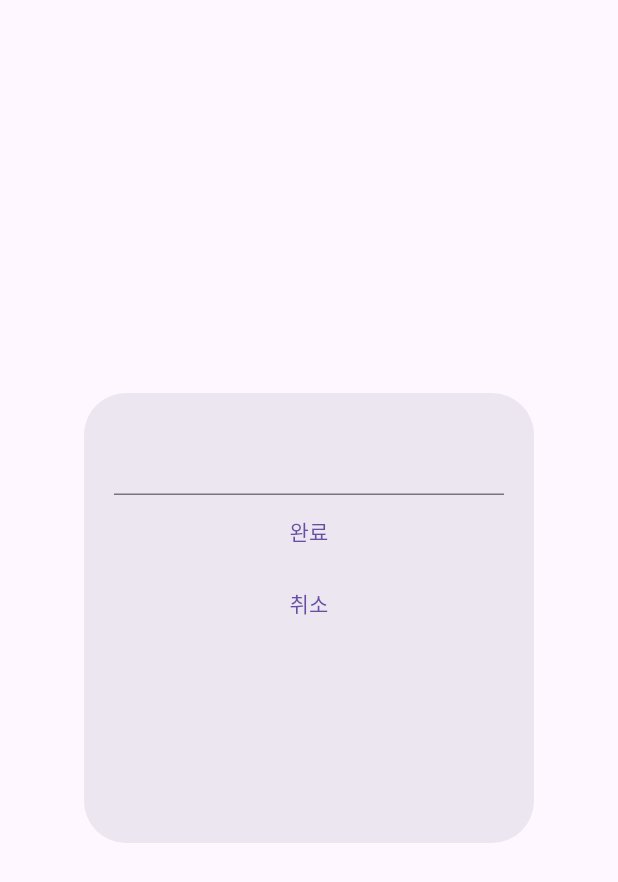
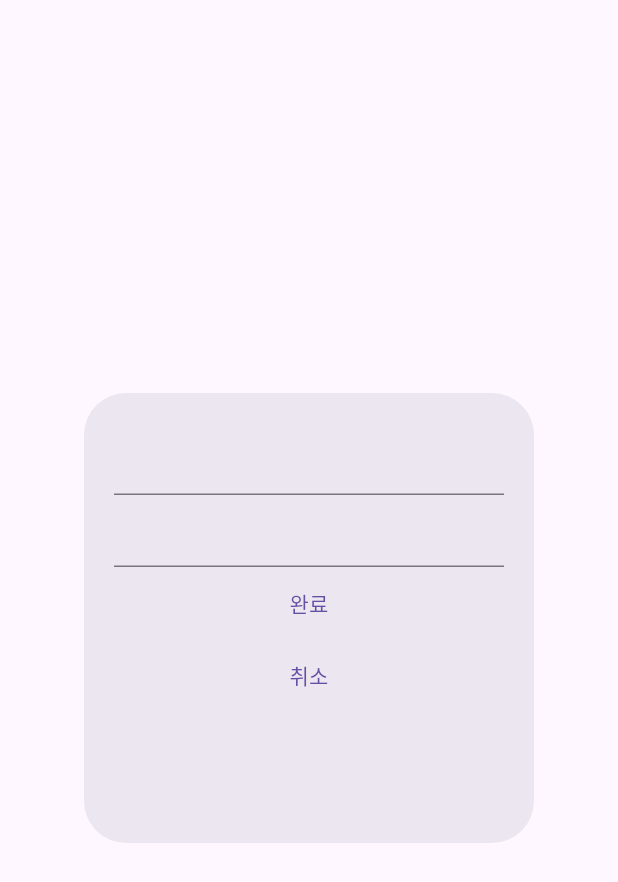
Before and after one commit to myungkeun02/flutter_practice, a Flutter app: the DialogUI widget shown alone on an empty page, opened directly, after a tap on "완료", on a phone screen of 412 x 824 dp. Shown: the top 882 px of the screen. Run offline on Flutter 3.47's test engine with Material 3 defaults, Android fonts, the phone set to English and light mode, and no system bars.

```diff
--- a/lib/main.dart
+++ b/lib/main.dart
@@ -1,4 +1,5 @@
 import 'package:flutter/material.dart';
+import 'package:flutter/services.dart';
 
 void main() {
   runApp(
@@ -20,6 +21,7 @@ class _MyAppState extends State<MyApp> {
 
   var total = 3;
   var names = ["김영숙", "최명근", "피자집"];
+  var phoneNumbers = ["01012341234", '01050023568', '01033333333'];
   var likes = [0,0,0];
 
   addOne() {
@@ -28,9 +30,10 @@ class _MyAppState extends State<MyApp> {
     });
   }
 
-  addName(name) {
+  addContact(name, phoneNumber) {
     setState(() {
       names.add(name);
+      phoneNumbers.add(phoneNumber);
     });
   }
 
@@ -46,13 +49,30 @@ class _MyAppState extends State<MyApp> {
           return ListTile(
             leading: Icon(Icons.account_circle),
             title: Text(names[i]),
+            subtitle: Text(phoneNumbers[i]),
+            trailing: ElevatedButton(
+              onPressed: (){
+                setState(() { // 상태 변경 알림
+                  names.removeAt(i);
+                  phoneNumbers.removeAt(i);// 인덱스를 기반으로 삭제
+                });
+              },
+              child: Text('삭제'),
+            ),
           );
           },
+      ),
+      bottomNavigationBar: BottomAppBar(
+        child: ElevatedButton(onPressed: (){
+          setState(() {
+            names.sort();
+          });
+        }, child: Text("정렬")),
       ),
       floatingActionButton: FloatingActionButton(
         onPressed: () {
           showDialog(context: context, builder: (context){
-            return DialogUI(addOne : addOne, addName: addName,);
+            return DialogUI(addOne : addOne, addContact: addContact,);
           });
         },
       ),
@@ -61,12 +81,12 @@ class _MyAppState extends State<MyApp> {
 }
 
 class DialogUI extends StatelessWidget {
-  DialogUI({super.key, this.addOne, this.addName});
+  DialogUI({super.key, this.addOne, this.addContact});
 
   final addOne;
-  final addName;
-  var inputData = '';
-
+  final addContact;
+  var name = TextEditingController();
+  var phoneNumber = TextEditingController();
 
   @override
   Widget build(BuildContext context) {
@@ -78,15 +98,18 @@ class DialogUI extends StatelessWidget {
         child: Column(
           children: [
             TextField(
-              onChanged: (text) {
-                  inputData = text;
-              },
+              controller: name,
+            ),
+            TextField(
+              controller: phoneNumber,
             ),
             TextButton(
                 onPressed: (){
                   addOne();
-                  addName(inputData);
-                  Navigator.pop(context);
+                  if (name.text != '' || phoneNumber.text != '') {
+                    addContact(name.text, phoneNumber.text);
+                    Navigator.pop(context);
+                  }
                 },
                 child: Text("완료")
             ),
```
